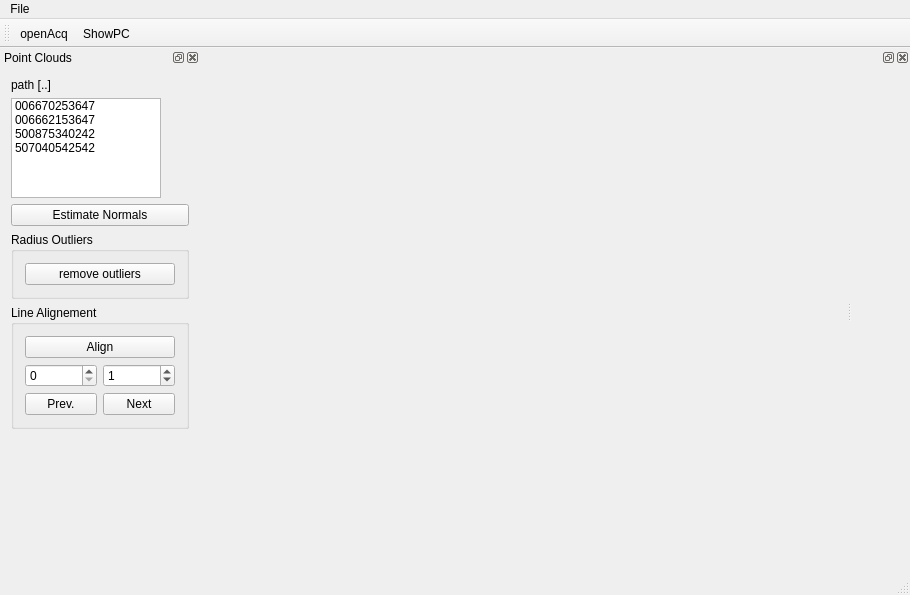
The window that src/Elab/ElabWindow.ui (SilvioGiancola/Kinect2TCPIP) describes before a commit, drawn with Qt 5.
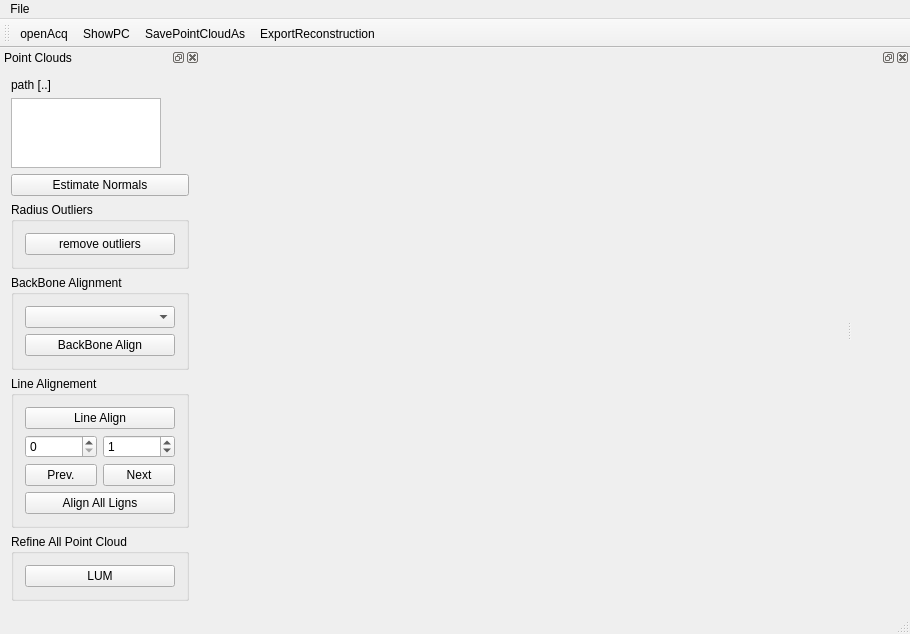
The same window after the commit. Custom widgets are drawn as their Qt base class.

The edit to the form file:
```diff
--- a/src/Elab/ElabWindow.ui
+++ b/src/Elab/ElabWindow.ui
@@ -80,7 +80,7 @@
        </property>
       </widget>
      </item>
-     <item row="4" column="0">
+     <item row="5" column="0">
       <widget class="QGroupBox" name="groupBox">
        <property name="title">
         <string>Line Alignement</string>
@@ -96,7 +96,7 @@
         <item row="0" column="0" colspan="2">
          <widget class="QPushButton" name="LineAlign">
           <property name="text">
-           <string>Align</string>
+           <string>Line Align</string>
           </property>
          </widget>
         </item>
@@ -117,6 +117,13 @@
         <item row="1" column="0">
          <widget class="QSpinBox" name="lineindex_ref"/>
         </item>
+        <item row="3" column="0" colspan="2">
+         <widget class="QPushButton" name="LignAlignAll">
+          <property name="text">
+           <string>Align All Ligns</string>
+          </property>
+         </widget>
+        </item>
        </layout>
        <zorder>LineAlign</zorder>
        <zorder>LineAlign</zorder>
@@ -126,7 +133,7 @@
        <zorder>lineindex_ref</zorder>
       </widget>
      </item>
-     <item row="6" column="0">
+     <item row="7" column="0">
       <spacer name="verticalSpacer">
        <property name="orientation">
         <enum>Qt::Vertical</enum>
@@ -159,26 +166,9 @@
        <property name="dragDropMode">
         <enum>QAbstractItemView::InternalMove</enum>
        </property>
-       <item>
-        <property name="text">
-         <string>006670253647</string>
-        </property>
-       </item>
-       <item>
-        <property name="text">
-         <string>006662153647</string>
-        </property>
-       </item>
-       <item>
-        <property name="text">
-         <string>500875340242</string>
-        </property>
-       </item>
-       <item>
-        <property name="text">
-         <string>507040542542</string>
-        </property>
-       </item>
+       <property name="alternatingRowColors">
+        <bool>true</bool>
+       </property>
       </widget>
      </item>
      <item row="3" column="0">
@@ -195,8 +185,41 @@
          </widget>
         </item>
        </layout>
-       <zorder>RemoveOutliers</zorder>
-       <zorder>RemoveOutliers</zorder>
+      </widget>
+     </item>
+     <item row="6" column="0">
+      <widget class="QGroupBox" name="groupBox_3">
+       <property name="title">
+        <string>Refine All Point Cloud</string>
+       </property>
+       <layout class="QGridLayout" name="gridLayout_4">
+        <item row="0" column="0">
+         <widget class="QPushButton" name="pushButton">
+          <property name="text">
+           <string>LUM</string>
+          </property>
+         </widget>
+        </item>
+       </layout>
+      </widget>
+     </item>
+     <item row="4" column="0">
+      <widget class="QGroupBox" name="groupBox_4">
+       <property name="title">
+        <string>BackBone Alignment</string>
+       </property>
+       <layout class="QGridLayout" name="gridLayout_5">
+        <item row="0" column="0">
+         <widget class="QComboBox" name="IDlistcomboBox"/>
+        </item>
+        <item row="1" column="0">
+         <widget class="QPushButton" name="BackBoneAlign">
+          <property name="text">
+           <string>BackBone Align</string>
+          </property>
+         </widget>
+        </item>
+       </layout>
       </widget>
      </item>
     </layout>
@@ -214,6 +237,8 @@
    </attribute>
    <addaction name="actionOpenAcq"/>
    <addaction name="actionShowPC"/>
+   <addaction name="actionSavePointCloudAs"/>
+   <addaction name="actionExportReconstruction"/>
   </widget>
   <action name="actionOpenAcq">
    <property name="text">
@@ -225,6 +250,22 @@
     <string>ShowPC</string>
    </property>
   </action>
+  <action name="actionSavePointCloudAs">
+   <property name="text">
+    <string>SavePointCloudAs</string>
+   </property>
+   <property name="shortcut">
+    <string>Ctrl+S</string>
+   </property>
+  </action>
+  <action name="actionExportReconstruction">
+   <property name="text">
+    <string>ExportReconstruction</string>
+   </property>
+   <property name="shortcut">
+    <string>Ctrl+E</string>
+   </property>
+  </action>
  </widget>
  <layoutdefault spacing="6" margin="11"/>
  <customwidgets>
```
Left out of the diff: 10 changed lines with no effect on the pictures.
